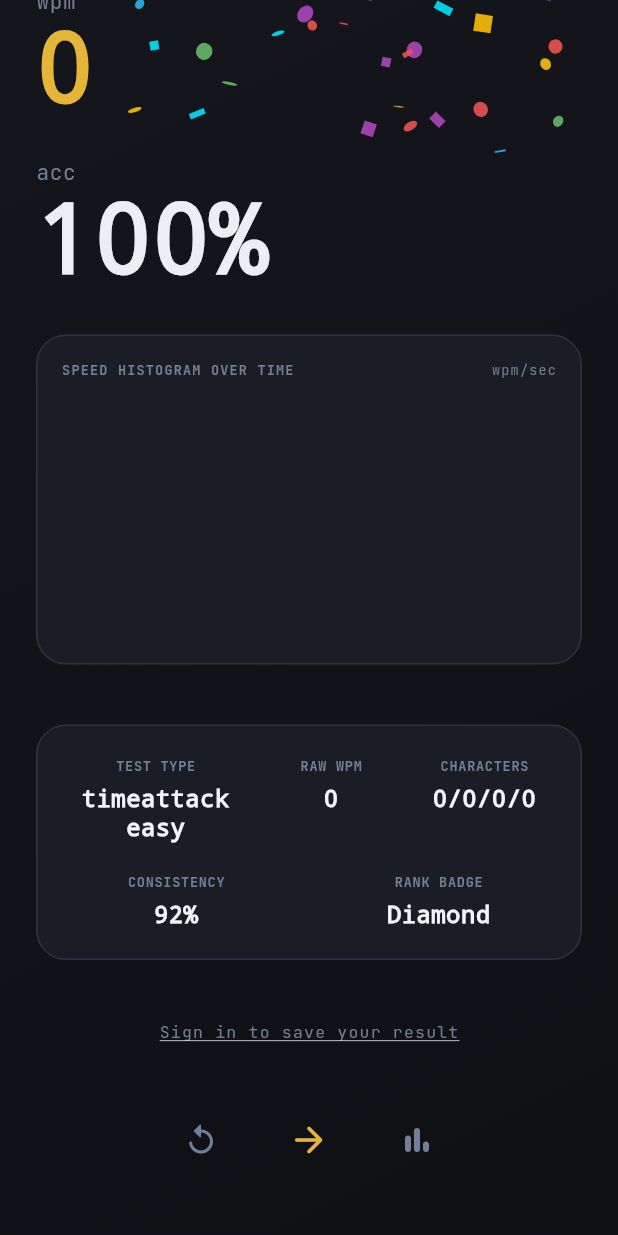
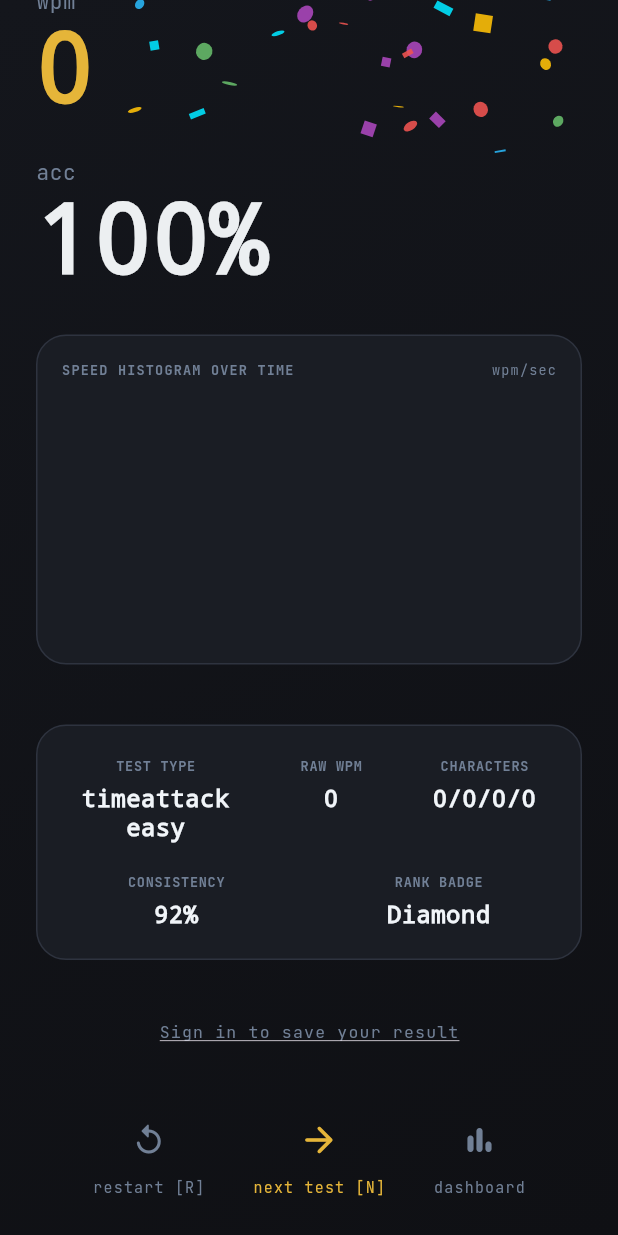
Before and after one commit to Humxa687/IT-TYPES, a Flutter app: the ResultsScreen screen opened directly, scrolled down 207 dp, on a phone screen of 412 x 824 dp. Run offline on Flutter 3.47's test engine with Material 3 defaults, Android fonts, the phone set to English and light mode, and no system bars; our stand-ins replace audioplayers, google_fonts, shared_preferences; accounts and stored records are empty.

Commit message:
IT TYPES: Add keydown focus shortcuts R and N to ResultsScreen and show visual labels under bottom actions

```diff
--- a/lib/screens/results_screen.dart
+++ b/lib/screens/results_screen.dart
@@ -98,7 +98,23 @@ class _ResultsScreenState extends State<ResultsScreen> with SingleTickerProvider
 
     final rank = _calculateRank(gameState.difficulty, gameState.elapsedTimeSec);
 
-    return Scaffold(
+    return Focus(
+      autofocus: true,
+      onKeyEvent: (node, event) {
+        final eventStr = event.runtimeType.toString();
+        if (eventStr.contains('Down')) {
+          final key = event.logicalKey.keyLabel.toLowerCase();
+          if (key == 'r') {
+            Navigator.pop(context);
+            return KeyEventResult.handled;
+          } else if (key == 'n') {
+            Navigator.pop(context);
+            return KeyEventResult.handled;
+          }
+        }
+        return KeyEventResult.ignored;
+      },
+      child: Scaffold(
         body: Stack(
           children: [
             // Scoreboard layout content
@@ -218,8 +234,12 @@ class _ResultsScreenState extends State<ResultsScreen> with SingleTickerProvider
                           // Bottom Navigation Shortcuts
                           Row(
                             mainAxisAlignment: MainAxisAlignment.center,
+                            crossAxisAlignment: CrossAxisAlignment.start,
                             children: [
                               // Repeat Test
+                              Column(
+                                mainAxisSize: MainAxisSize.min,
+                                children: [
                                   IconButton(
                                     icon: Icon(Icons.replay_rounded, color: themeProvider.subtextColor, size: 24),
                                     tooltip: 'Repeat Test',
@@ -227,8 +247,19 @@ class _ResultsScreenState extends State<ResultsScreen> with SingleTickerProvider
                                       Navigator.pop(context);
                                     },
                                   ),
-                            const SizedBox(width: 24),
-                            // Return Home
+                                  Text(
+                                    'restart [R]',
+                                    style: themeProvider.getMonospaceTextStyle(fontSize: 10).copyWith(
+                                          color: themeProvider.subtextColor,
+                                        ),
+                                  ),
+                                ],
+                              ),
+                              const SizedBox(width: 32),
+                              // Return Home / Next Test
+                              Column(
+                                mainAxisSize: MainAxisSize.min,
+                                children: [
                                   IconButton(
                                     icon: Icon(Icons.arrow_forward_rounded, color: themeProvider.accentColor, size: 28),
                                     tooltip: 'Next Test',
@@ -236,8 +267,19 @@ class _ResultsScreenState extends State<ResultsScreen> with SingleTickerProvider
                                       Navigator.pop(context);
                                     },
                                   ),
-                            const SizedBox(width: 24),
+                                  Text(
+                                    'next test [N]',
+                                    style: themeProvider.getMonospaceTextStyle(fontSize: 10).copyWith(
+                                          color: themeProvider.accentColor,
+                                        ),
+                                  ),
+                                ],
+                              ),
+                              const SizedBox(width: 32),
                               // Career Stats Screen
+                              Column(
+                                mainAxisSize: MainAxisSize.min,
+                                children: [
                                   IconButton(
                                     icon: Icon(Icons.bar_chart_rounded, color: themeProvider.subtextColor, size: 24),
                                     tooltip: 'Career Performance logs',
@@ -247,6 +289,14 @@ class _ResultsScreenState extends State<ResultsScreen> with SingleTickerProvider
                                         MaterialPageRoute(builder: (context) => const StatsScreen()),
                                       );
                                     },
+                                  ),
+                                  Text(
+                                    'dashboard',
+                                    style: themeProvider.getMonospaceTextStyle(fontSize: 10).copyWith(
+                                          color: themeProvider.subtextColor,
+                                        ),
+                                  ),
+                                ],
                               ),
                             ],
                           ),
@@ -265,6 +315,7 @@ class _ResultsScreenState extends State<ResultsScreen> with SingleTickerProvider
                 child: ConfettiCelebration(),
               ),
           ],
+        ),
       ),
     );
   }
```
Lines whose indentation alone changed are shown as unchanged.
